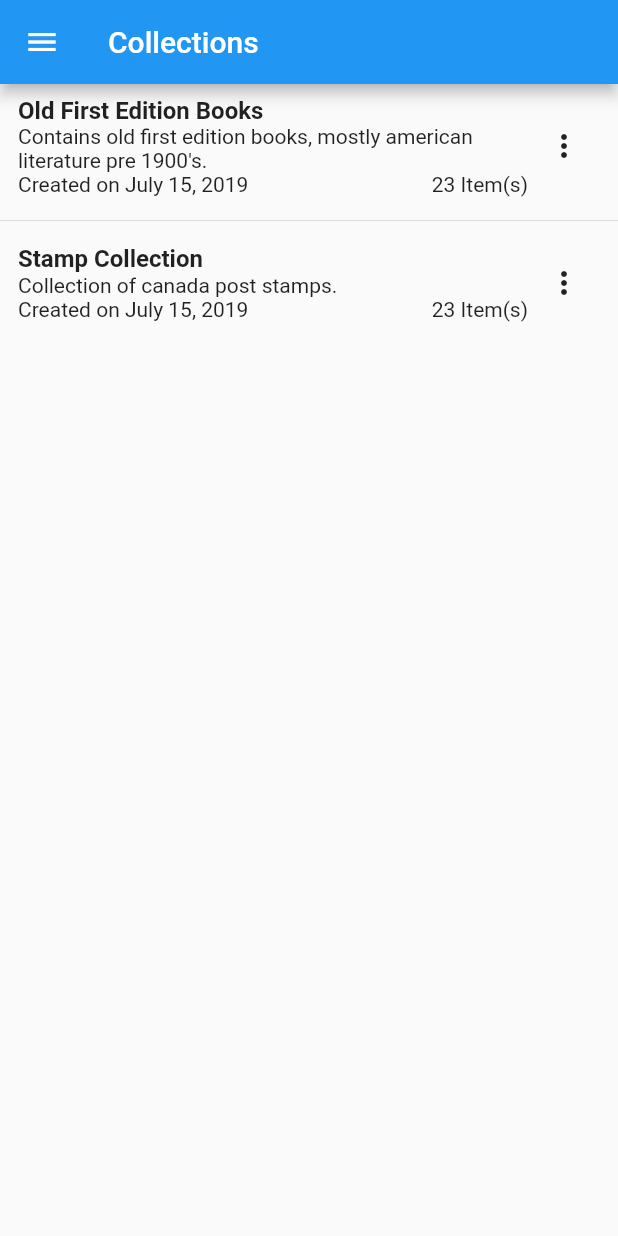
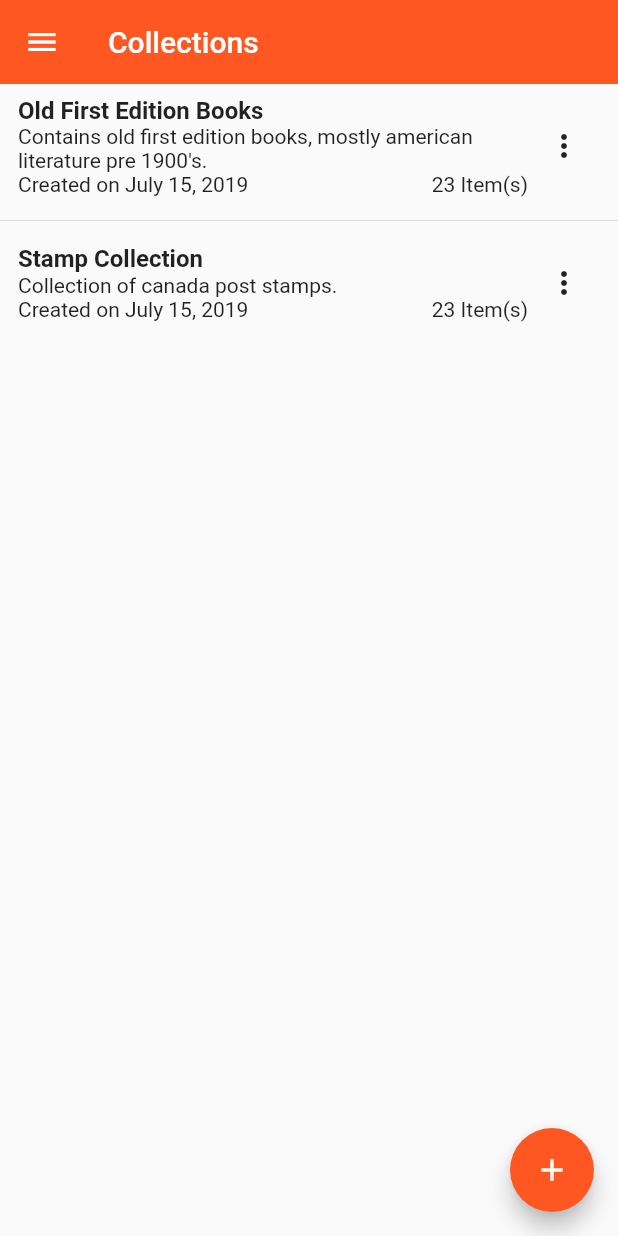
Before and after one commit to capainter8/DigitalCollectionApp, a Flutter app: the screen it shows after launch, on a phone screen of 412 x 824 dp. Run offline on Flutter 3.47's test engine with Material 2 defaults, Android fonts, the phone set to English and light mode, and no system bars.

Commit message:
Added floating action button for adding new collections

```diff
--- a/lib/main.dart
+++ b/lib/main.dart
@@ -11,7 +11,7 @@ class MyApp extends StatelessWidget {
     return MaterialApp(
       title: 'Flutter Demo',
       theme: ThemeData(
-        primarySwatch: Colors.blue,
+        primarySwatch: Colors.deepOrange,
         visualDensity: VisualDensity.adaptivePlatformDensity,
       ),
       home: CollectionManagementScreen(),
--- a/lib/screens/collection_management/CollectionListItem.dart
+++ b/lib/screens/collection_management/CollectionListItem.dart
@@ -16,10 +16,7 @@ class CollectionListItem extends StatelessWidget {
         children: [
           Flexible (
               child: Column(
-                mainAxisSize: MainAxisSize.max,
-                mainAxisAlignment: MainAxisAlignment.start,
                 crossAxisAlignment: CrossAxisAlignment.start,
-                textDirection: TextDirection.ltr,
                 children: [
                   Text(
                       collection.getName(),
--- a/lib/screens/collection_management/CollectionManagementScreen.dart
+++ b/lib/screens/collection_management/CollectionManagementScreen.dart
@@ -1,6 +1,4 @@
 import 'package:flutter/material.dart';
-import '../../services/CollectionDatabase.dart';
-import '../../models/Collection.dart';
 import 'CollectionListView.dart';
 
 class CollectionManagementScreen extends StatefulWidget {
@@ -16,10 +14,14 @@ class _CollectionManagementScreen extends State<CollectionManagementScreen> {
 
     return Scaffold(
       appBar: AppBar(
+        elevation: 0.0,
         title: Text("Collections"),
       ),
       drawer: Drawer(),
       body: CollectionListView(),
+      floatingActionButton: FloatingActionButton(
+        child: Icon(Icons.add)
+      )
     );
   }
 }
```
